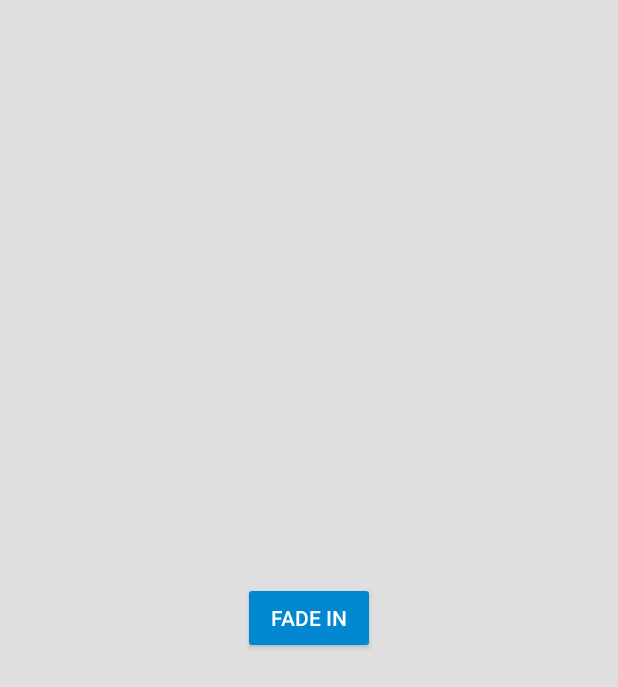
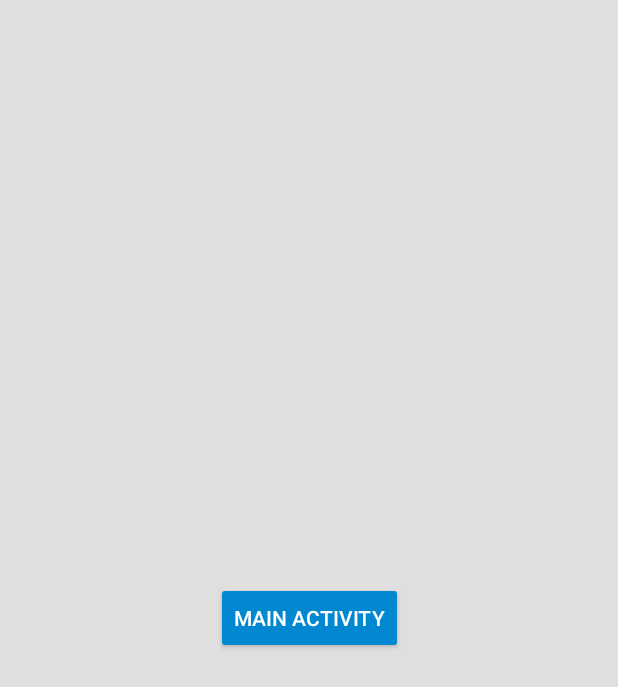
Before and after one commit to gayanvoice/android-layout-transitions-kotlin, an Android app: the screen it shows after launch (MainActivity), on a phone screen of 412 x 824 dp. Shown: the top 687 px of the screen. Run offline under Robolectric (Android 15) with nearby library versions, the phone set to English and light mode, and no system bars.

Commit message:
Update App

```diff
--- a/app/src/main/res/layout/activity_load.xml
+++ b/app/src/main/res/layout/activity_load.xml
@@ -11,7 +11,7 @@
         android:id="@+id/buttonView"
         android:layout_width="wrap_content"
         android:layout_height="wrap_content"
-        android:text="@string/fade_in"
+        android:text="@string/load_activity"
         style="@style/Widget.AppCompat.Button.Colored"
         app:layout_constraintBottom_toBottomOf="parent"
         app:layout_constraintLeft_toLeftOf="parent"
--- a/app/src/main/res/layout/activity_main.xml
+++ b/app/src/main/res/layout/activity_main.xml
@@ -11,7 +11,7 @@
         android:id="@+id/buttonView"
         android:layout_width="wrap_content"
         android:layout_height="wrap_content"
-        android:text="@string/fade_in"
+        android:text="@string/main_activity"
         style="@style/Widget.AppCompat.Button.Colored"
         app:layout_constraintBottom_toBottomOf="parent"
         app:layout_constraintLeft_toLeftOf="parent"
--- a/app/src/main/res/values/strings.xml
+++ b/app/src/main/res/values/strings.xml
@@ -1,5 +1,8 @@
 <resources>
     <string name="app_name">demo</string>
+
+    <string name="main_activity">Main Activity</string>
+    <string name="load_activity">Load Activity</string>
 
     <string name="fade_in">Fade In</string>
     <string name="fade_inup">Fade In Up</string>
```
